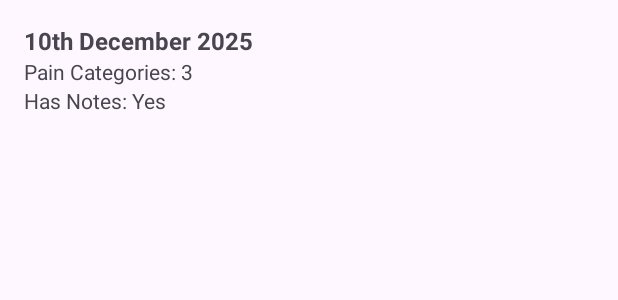
After one commit to devoctomy/PainTracker, an Android app: the layout list_item_pain_entry.xml on its own in the app's theme, with its tools: preview values and no code run, on a phone screen of 412 x 824 dp. The commit adds this screen. Shown: the top 300 px of the screen. Run offline under Robolectric (Android 15) with nearby library versions, the phone set to English and light mode, and no system bars.

Commit message:
feat: start of data management list, entries now listed, nothing else done or tested as yet

```diff
--- /dev/null
+++ b/PainTracker/app/src/main/res/layout/list_item_pain_entry.xml
@@ -0,0 +1,43 @@
+<?xml version="1.0" encoding="utf-8"?>
+<androidx.constraintlayout.widget.ConstraintLayout
+    xmlns:android="http://schemas.android.com/apk/res/android"
+    xmlns:app="http://schemas.android.com/apk/res-auto"
+    xmlns:tools="http://schemas.android.com/tools"
+    android:layout_width="match_parent"
+    android:layout_height="wrap_content"
+    android:padding="16dp">
+
+    <TextView
+        android:id="@+id/dateTextView"
+        android:layout_width="0dp"
+        android:layout_height="wrap_content"
+        android:layout_marginBottom="8dp"
+        android:textSize="16sp"
+        android:textStyle="bold"
+        tools:text="10th December 2025"
+        app:layout_constraintStart_toStartOf="parent"
+        app:layout_constraintEnd_toEndOf="parent"
+        app:layout_constraintTop_toTopOf="parent" />
+
+    <TextView
+        android:id="@+id/painCategoriesTextView"
+        android:layout_width="0dp"
+        android:layout_height="wrap_content"
+        android:layout_marginBottom="8dp"
+        android:textSize="14sp"
+        tools:text="Pain Categories: 3"
+        app:layout_constraintStart_toStartOf="parent"
+        app:layout_constraintEnd_toEndOf="parent"
+        app:layout_constraintTop_toBottomOf="@id/dateTextView" />
+
+    <TextView
+        android:id="@+id/hasNotesTextView"
+        android:layout_width="0dp"
+        android:layout_height="wrap_content"
+        android:textSize="14sp"
+        tools:text="Has Notes: Yes"
+        app:layout_constraintStart_toStartOf="parent"
+        app:layout_constraintEnd_toEndOf="parent"
+        app:layout_constraintTop_toBottomOf="@id/painCategoriesTextView" />
+
+</androidx.constraintlayout.widget.ConstraintLayout>
--- a/PainTracker/app/src/main/res/values/colors.xml
+++ b/PainTracker/app/src/main/res/values/colors.xml
@@ -2,4 +2,5 @@
 <resources>
     <color name="black">#FF000000</color>
     <color name="white">#FFFFFFFF</color>
+    <color name="selectedItemBackground">#D3D3D3</color>
 </resources>
```
Also changed, not shown: PainTracker/app/src/main/java/com/example/paintracker/ui/ManageDataFragment.kt (+16 -2 lines), PainTracker/app/src/main/java/com/example/paintracker/ui/PainEntryAdapter.kt (added, +52 -0 lines), PainTracker/app/src/main/res/layout/fragment_manage_data.xml (+11 -2 lines).
